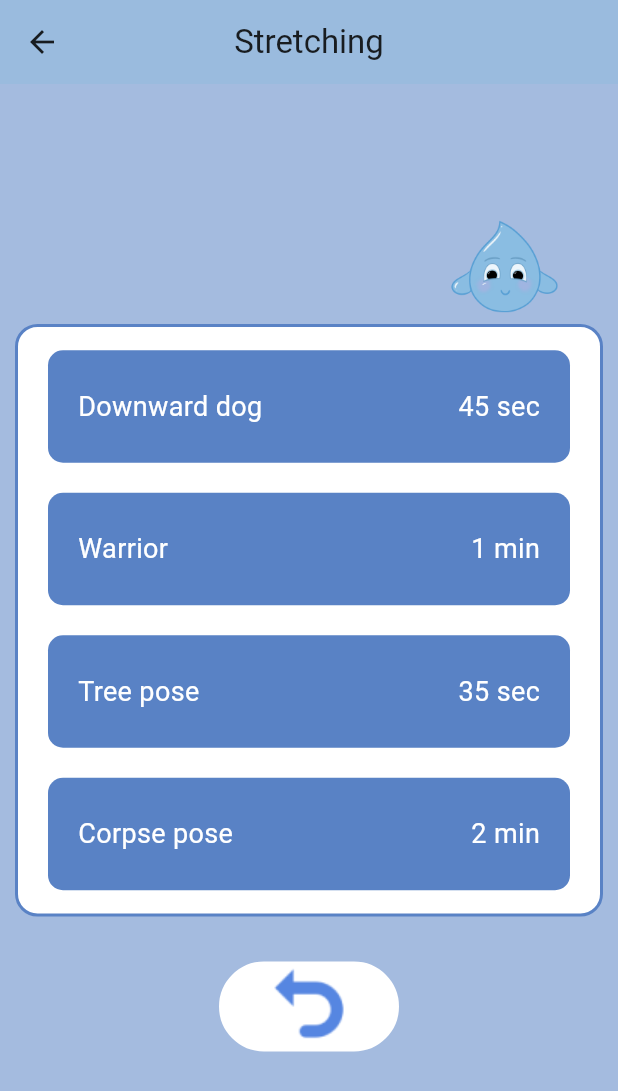
After one commit to jernejakrajcar/droppy, a Flutter app: the YogaScreen screen opened by its route, after a tap on "Stretching", on a phone screen of 412 x 824 dp. The commit adds this screen. Shown: the top 1091 px of the screen. Run offline on Flutter 3.47's test engine with Material 3 defaults, Android fonts, the phone set to English and light mode, and no system bars; our stand-ins replace isar; accounts and stored records are empty; generated files the repository leaves out were written again.

Commit message:
dodan stretching_screen

```diff
--- a/lib/main.dart
+++ b/lib/main.dart
@@ -8,6 +8,7 @@ import 'package:droppy/screens/exercises/yoga_screen.dart';
 import 'package:droppy/screens/exercises/meditation_screen.dart';
 import 'package:droppy/screens/exercises/breathing_screen.dart';
 import 'package:droppy/screens/exercises/yoga_screen.dart';
+import 'package:droppy/screens/yoga/stretching_screen.dart';
 
 import 'package:flutter/material.dart';
 import 'package:droppy/services/isar_service.dart';
@@ -42,6 +43,8 @@ class MyApp extends StatelessWidget {
         '/meditation': (context) => MeditationScreen(),
         '/breathing': (context) => BreathingScreen(),
         '/grateful': (context) => GratefulScreen(),
+        '/stretching': (context) => StretchingScreen(),
+
       },
     );
   }
--- a/lib/screens/exercises/yoga_screen.dart
+++ b/lib/screens/exercises/yoga_screen.dart
@@ -1,4 +1,5 @@
 import 'package:flutter/material.dart';
+
 
 class YogaScreen extends StatelessWidget {
   const YogaScreen({Key? key}) : super(key: key);
@@ -69,7 +70,13 @@ class YogaBottomContainer extends StatelessWidget {
       child: Column(
         mainAxisAlignment: MainAxisAlignment.center,
         children: [
-          YogaItemWidget('Stretching', '10 min'),
+          GestureDetector(
+            onTap: () {
+              // Navigate to the specified route using imgLink method
+              Navigator.pushNamed(context, imgLink(0));
+            },
+            child: YogaItemWidget('Stretching', '10 min'),
+          ),
           YogaItemWidget('Advanced', '20 min'),
           YogaItemWidget('Beginner', '15 min'),
           YogaItemWidget('De-stress', '5 min'),
@@ -167,3 +174,18 @@ class UndoImageContainer extends StatelessWidget {
     );
   }
 }
+
+String imgLink(int imgInt) {
+  switch (imgInt) {
+    case 0:
+      return "/stretching";
+    case 1:
+      return "/meditation";
+    case 2:
+      return "/breathing";
+    case 3:
+      return "/grateful";
+  }
+  print("error in Image link index number");
+  return "";
+}
--- /dev/null
+++ b/lib/screens/yoga/stretching_screen.dart
@@ -0,0 +1,168 @@
+import 'package:flutter/material.dart';
+
+class StretchingScreen extends StatelessWidget {
+  const StretchingScreen({Key? key}) : super(key: key);
+
+  @override
+  Widget build(BuildContext context) {
+    return Scaffold(
+      appBar: AppBar(
+        title: const Text('Stretching'),
+        centerTitle: true,
+        backgroundColor: Color.fromARGB(255, 154, 187, 222),
+      ),
+      body: Container(
+        color: Color.fromARGB(255, 164, 187, 223),
+        child: Center(
+          child: Column(
+            children: [
+              // Top Container for Image
+              StretchingImageContainer(),
+              // Bottom Container with Rectangle and Stretching Items
+              StretchingBottomContainer(),
+              // Container for Undo Image
+              UndoImageContainer(),
+            ],
+          ),
+        ),
+      ),
+    );
+  }
+}
+
+class StretchingImageContainer extends StatelessWidget {
+  @override
+  Widget build(BuildContext context) {
+    return Column(
+      children: [
+        Transform(
+          transform: Matrix4.identity()..translate(130.0, 50.0)..rotateZ(0.0),
+          child: Container(
+            width: 140, // Adjusted width to match StretchingImageContainer
+            height: 150, // Adjusted height to match StretchingImageContainer
+            decoration: BoxDecoration(
+              image: DecorationImage(
+                image: AssetImage("assets/droppy.png"), // Updated to use local image
+                fit: BoxFit.contain,
+              ),
+            ),
+          ),
+        ),
+      ],
+    );
+  }
+}
+
+class StretchingBottomContainer extends StatelessWidget {
+  @override
+  Widget build(BuildContext context) {
+    return Container(
+      width: 450,
+      height: 395,
+      margin: EdgeInsets.all(10),
+      decoration: BoxDecoration(
+        color: Colors.white,
+        border: Border.all(color: Color(0xFF5982C5), width: 2),
+        borderRadius: BorderRadius.circular(15),
+      ),
+      child: Column(
+        mainAxisAlignment: MainAxisAlignment.center,
+        children: [
+          StretchingItemWidget('Downward dog', '45 sec'),
+          StretchingItemWidget('Warrior', '1 min'),
+          StretchingItemWidget('Tree pose', '35 sec'),
+          StretchingItemWidget('Corpse pose', '2 min'),
+        ],
+      ),
+    );
+  }
+}
+
+class StretchingItemWidget extends StatelessWidget {
+  final String title;
+  final String duration;
+
+  const StretchingItemWidget(this.title, this.duration);
+
+  @override
+  Widget build(BuildContext context) {
+    return Container(
+      width: double.infinity,
+      height: 75,
+      margin: EdgeInsets.symmetric(vertical: 10, horizontal: 20),
+      padding: EdgeInsets.symmetric(horizontal: 20),
+      decoration: BoxDecoration(
+        color: Color(0xFF5982C5),
+        borderRadius: BorderRadius.circular(10),
+      ),
+      child: Row(
+        mainAxisAlignment: MainAxisAlignment.spaceBetween,
+        children: [
+          Text(
+            title,
+            style: TextStyle(color: Colors.white, fontSize: 18),
+          ),
+          Text(
+            duration,
+            style: TextStyle(color: Colors.white, fontSize: 18),
+          ),
+        ],
+      ),
+    );
+  }
+}
+
+class UndoImageContainer extends StatelessWidget {
+  @override
+  Widget build(BuildContext context) {
+    return GestureDetector(
+      onTap: () {
+        // Navigate to YogaScreen on tap
+        Navigator.of(context).pop();
+      },
+      child: Container(
+        margin: EdgeInsets.only(bottom: 10),
+        child: Stack(
+          children: [
+            // Container for the white border
+            Positioned(
+              top: 20,
+              child: Container(
+                width: 120,
+                height: 60,
+                decoration: BoxDecoration(
+                  color: Colors.white,
+                  border: Border.all(color: Colors.white, width: 2),
+                  borderRadius: BorderRadius.circular(30),
+                ),
+              ),
+            ),
+            // Container for the image
+            Container(
+              width: 120,
+              height: 100,
+              decoration: BoxDecoration(
+                borderRadius: BorderRadius.circular(10),
+              ),
+              child: Image.asset(
+                'assets/Undo.png',
+                width: 100,
+                height: 100,
+              ),
+            ),
+            // Arrow pointing to the middle of the white border
+            Positioned(
+              top: 50,
+              left: 75,
+              child: Icon(
+                Icons.arrow_drop_up,
+                size: 30,
+                color: Colors.white,
+              ),
+            ),
+          ],
+        ),
+      ),
+    );
+  }
+}
```
